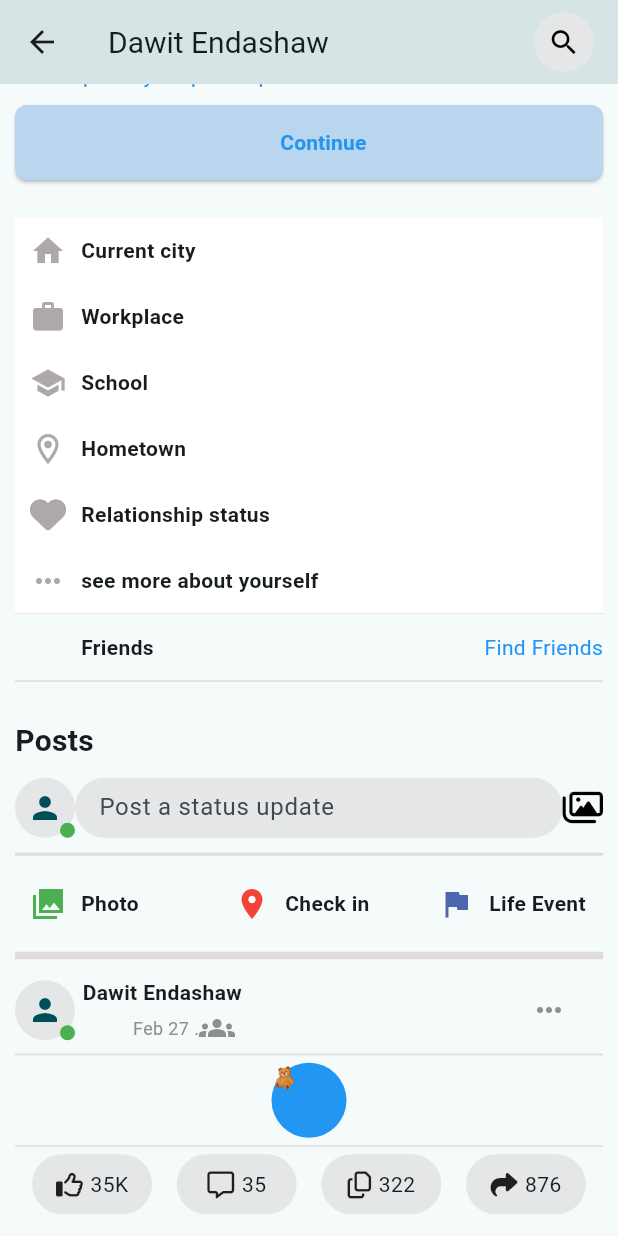
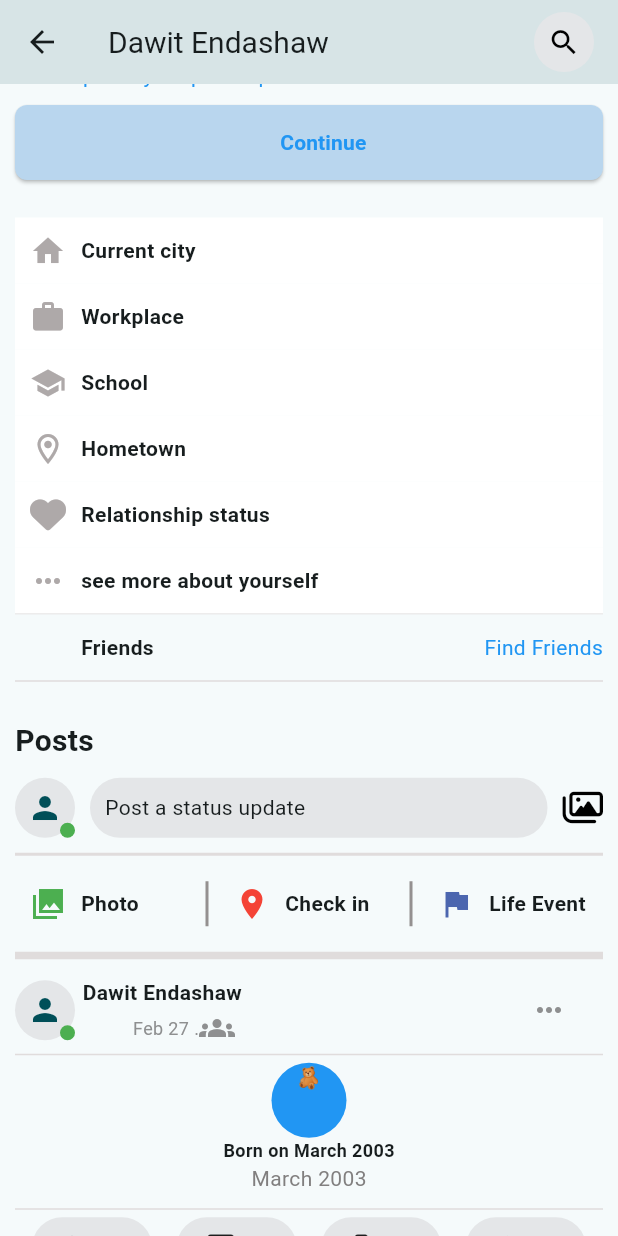
Before and after one commit to dawitendash/lite, a Flutter app: the Profile screen opened directly, scrolled down 331 dp, on a phone screen of 412 x 824 dp. Run offline on Flutter 3.47's test engine with Material 3 defaults, Android fonts, the phone set to English and light mode, and no system bars; our stand-ins replace font_awesome_flutter.

Commit message:
march 12 night

```diff
--- a/fblite/lib/Components/Home/Body/MainBody/PosterProfile.dart
+++ b/fblite/lib/Components/Home/Body/MainBody/PosterProfile.dart
@@ -1,5 +1,5 @@
-import 'package:fblite/Components/Profile/profile.dart';
 import 'package:fblite/Controllers/Navigation.dart';
+import 'package:fblite/Views/profile.dart';
 import 'package:flutter/material.dart';
 import 'package:font_awesome_flutter/font_awesome_flutter.dart';
 
--- a/fblite/lib/Components/Home/Body/TopSeachBar.dart
+++ b/fblite/lib/Components/Home/Body/TopSeachBar.dart
@@ -1,6 +1,7 @@
-import 'package:fblite/Components/Profile/profile.dart';
+import 'package:fblite/Components/CreateStory/create_story.dart';
 import 'package:fblite/Controllers/BorderLine.dart';
 import 'package:fblite/Controllers/Navigation.dart';
+import 'package:fblite/Views/profile.dart';
 import 'package:flutter/material.dart';
 import 'package:font_awesome_flutter/font_awesome_flutter.dart';
 
@@ -45,13 +46,25 @@
             Expanded(
               child: SizedBox(
                 height: 40,
-                child: SearchBar(
-                  elevation: WidgetStateProperty.all(0.0),
-                  hintText: widget.hintValue,
-                  backgroundColor: WidgetStateProperty.all(Color(0xFFE4E6E8)),
+                child: GestureDetector(
+                  onTap: () {
+                    Navigateto(context, CreateStory());
+                  },
+                  child: Container(
+                    alignment: Alignment.centerLeft,
+                    margin: EdgeInsets.only(left: 10, right: 10),
+                    padding: EdgeInsets.all(10),
+                    decoration: BoxDecoration(
+                      color: Color(0xFFE4E6E8),
+                      borderRadius: BorderRadius.circular(20),
+                    ),
+
+                    child: Text(widget.hintValue!),
+                  ),
                 ),
               ),
             ),
+
             FaIcon(FontAwesomeIcons.images, color: widget.iconColor),
           ],
         ),
--- /dev/null
+++ b/fblite/lib/Components/Profile/user_posts/horizontal_links.dart
@@ -0,0 +1,43 @@
+import 'package:fblite/Components/Menus/FullExpandSpace.dart';
+import 'package:fblite/Controllers/vertical_border.dart';
+import 'package:flutter/material.dart';
+
+class HorizontalLinks extends StatelessWidget {
+  const HorizontalLinks({super.key});
+
+  @override
+  Widget build(BuildContext context) {
+    return Row(
+      mainAxisSize: MainAxisSize.max,
+      mainAxisAlignment: MainAxisAlignment.spaceBetween,
+      children: [
+        SizedBox(
+          width: 120,
+          child: Fullexpandspaces(
+            textValue: "Photo",
+            icons: Icons.photo_library_sharp,
+            colors: Colors.green,
+          ),
+        ),
+        VerticalBorder(width: 2.0),
+        SizedBox(
+          width: 120,
+          child: Fullexpandspaces(
+            textValue: "Check in",
+            icons: Icons.location_on,
+            colors: Colors.red,
+          ),
+        ),
+        VerticalBorder(width: 2.0),
+        SizedBox(
+          width: 120,
+          child: Fullexpandspaces(
+            textValue: "Life Event",
+            icons: Icons.flag,
+            colors: const Color.fromARGB(255, 76, 102, 175),
+          ),
+        ),
+      ],
+    );
+  }
+}
--- a/fblite/lib/Components/Profile/user_posts.dart
+++ b/fblite/lib/Components/Profile/user_posts/user_posts.dart
@@ -1,9 +1,10 @@
 import 'package:fblite/Components/Home/Body/MainBody/PosterProfile.dart';
 import 'package:fblite/Components/Home/Body/MainBody/postReaction.dart';
 import 'package:fblite/Components/Home/Body/TopSeachBar.dart';
-import 'package:fblite/Components/Menus/FullExpandSpace.dart';
+import 'package:fblite/Components/Profile/user_posts/horizontal_links.dart';
 import 'package:fblite/Controllers/BoldText.dart';
 import 'package:fblite/Controllers/BorderLine.dart';
+import 'package:fblite/Controllers/NormalText.dart';
 import 'package:flutter/material.dart';
 
 class UserPosts extends StatelessWidget {
@@ -23,37 +24,7 @@
             iconColor: Colors.black,
           ),
           SizedBox(height: 10),
-          Row(
-            mainAxisSize: MainAxisSize.max,
-            mainAxisAlignment: MainAxisAlignment.spaceBetween,
-
-            children: [
-              SizedBox(
-                width: 120,
-                child: Fullexpandspaces(
-                  textValue: "Photo",
-                  icons: Icons.photo_library_sharp,
-                  colors: Colors.green,
-                ),
-              ),
-              SizedBox(
-                width: 120,
-                child: Fullexpandspaces(
-                  textValue: "Check in",
-                  icons: Icons.location_on,
-                  colors: Colors.red,
-                ),
-              ),
-              SizedBox(
-                width: 120,
-                child: Fullexpandspaces(
-                  textValue: "Life Event",
-                  icons: Icons.flag,
-                  colors: const Color.fromARGB(255, 76, 102, 175),
-                ),
-              ),
-            ],
-          ),
+          HorizontalLinks(),
           SizedBox(height: 10),
           BottomBorderline(height: 5.0),
           SizedBox(height: 10),
@@ -62,16 +33,27 @@
           BottomBorderline(),
           SizedBox(height: 5),
           Center(
-            child: Container(
+            child: Column(
+              children: [
+                Container(
                   width: 50,
                   height: 50,
                   decoration: BoxDecoration(
                     color: Colors.blue,
                     shape: BoxShape.circle,
                   ),
-              child: Text('🧸', style: TextStyle(color: Colors.white)),
+                  child: Text(
+                    '🧸',
+                    textAlign: TextAlign.center,
+                    style: TextStyle(color: Colors.white),
                   ),
                 ),
+                Boldtext(text: "Born on March 2003", textSize: 12),
+                NormalText("March 2003"),
+              ],
+            ),
+          ),
+          SizedBox(height: 5),
           SizedBox(height: 5),
           BottomBorderline(),
           Postreaction(),
--- /dev/null
+++ b/fblite/lib/Controllers/vertical_border.dart
@@ -0,0 +1,18 @@
+import 'package:flutter/material.dart';
+
+class VerticalBorder extends StatelessWidget {
+  double? width = 1.0;
+  VerticalBorder({Key? key, this.width}) : super(key: key);
+
+  @override
+  Widget build(BuildContext context) {
+    return Container(
+      color: const Color.fromARGB(255, 148, 144, 144),
+      width: width,
+      height: 30,
+    );
+  }
+
+  @override
+  Size get preferredSize => Size.fromWidth(width!);
+}
--- a/fblite/lib/Components/Profile/profile.dart
+++ b/fblite/lib/Views/profile.dart
@@ -1,7 +1,7 @@
 import 'package:fblite/Components/Profile/ButtonTocreateStory.dart';
 import 'package:fblite/Components/Profile/profile_body.dart';
 import 'package:fblite/Components/Profile/upgrade_profile.dart';
-import 'package:fblite/Components/Profile/user_posts.dart';
+import 'package:fblite/Components/Profile/user_posts/user_posts.dart';
 import 'package:fblite/Components/Search/Search.dart';
 import 'package:fblite/Controllers/BoldText.dart';
 import 'package:fblite/Controllers/BorderLine.dart';
```
Also changed, not shown: fblite/lib/Components/CreateStory/create_story.dart (added, +104 -0 lines), fblite/lib/Components/MarketPlace/Input.dart (added, +25 -0 lines), fblite/lib/Components/MarketPlace/MarketPlace.dart (+13 -14 lines), fblite/lib/Components/MarketPlace/inbox/inbox.dart (added, +51 -0 lines), fblite/lib/Components/MarketPlace/maket_products.dart (added, +61 -0 lines), fblite/lib/Components/MarketPlace/marketplace_links.dart (added, +36 -0 lines), fblite/lib/Components/MarketPlace/sell/sell.dart (added, +39 -0 lines), fblite/lib/Controllers/BuilLinksCotainer.dart (+16 -2 lines). Lines whose indentation alone changed are shown as unchanged.
